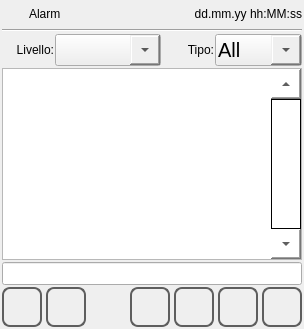
Qt form qt_library/ATCMalarms/alarms.ui (MECTsrl/mect_plugins) before a commit.
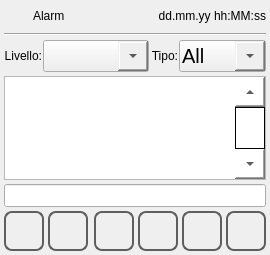
The same form after that commit. Icons and pictures are not drawn.

The edit to the form file:
```diff
--- a/qt_library/ATCMalarms/alarms.ui
+++ b/qt_library/ATCMalarms/alarms.ui
@@ -6,7 +6,8 @@
    <rect>
     <x>0</x>
     <y>0</y>
-    %Model%
+    <width>270</width>
+    <height>246</height>
    </rect>
   </property>
   <property name="sizePolicy">
@@ -29,10 +30,10 @@
   </property>
   <layout class="QVBoxLayout" name="verticalLayout">
    <property name="spacing">
-    <number>2</number>
+    <number>4</number>
    </property>
    <property name="margin">
-    <number>2</number>
+    <number>4</number>
    </property>
    <item>
     <layout class="QHBoxLayout" name="horizontalLayout">
@@ -290,7 +291,7 @@
     <widget class="QListWidget" name="listWidget">
      <property name="font">
       <font>
-       <family>Ubuntu</family>
+       <family>DejaVu Sans Mono</family>
        <pointsize>16</pointsize>
        <weight>50</weight>
        <italic>false</italic>
```
Left out of the diff: 2 changed lines with no effect on the pictures.
